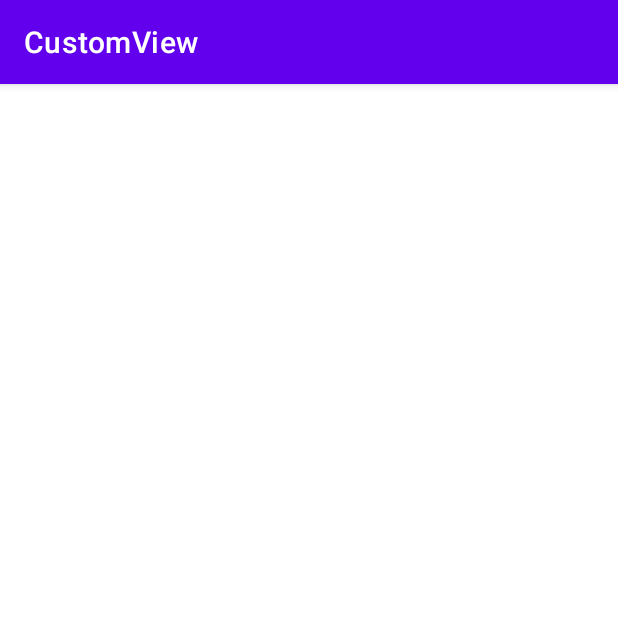
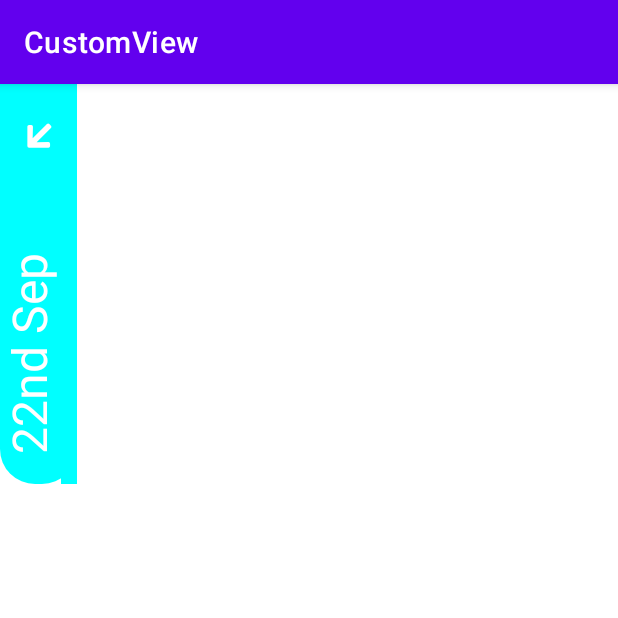
Before and after one commit to cybercoder-naj/ALMINDS-task, an Android app: the screen it shows after launch (MainActivity), on a phone screen of 412 x 824 dp, the top half of it. Run offline under Robolectric (Android 15) with nearby library versions, the phone set to English and light mode, and no system bars.

Commit message:
Rounded corner + part 1

```diff
--- a/app/build.gradle
+++ b/app/build.gradle
@@ -40,4 +40,7 @@ dependencies {
     testImplementation 'junit:junit:4.+'
     androidTestImplementation 'androidx.test.ext:junit:1.1.3'
     androidTestImplementation 'androidx.test.espresso:espresso-core:3.4.0'
+
+    implementation 'com.github.bumptech.glide:glide:4.12.0'
+    annotationProcessor 'com.github.bumptech.glide:compiler:4.12.0'
 }
--- a/app/src/main/java/com/nishant/customview/MainActivity.kt
+++ b/app/src/main/java/com/nishant/customview/MainActivity.kt
@@ -2,24 +2,17 @@ package com.nishant.customview
 
 import androidx.appcompat.app.AppCompatActivity
 import android.os.Bundle
+import android.view.ViewGroup
 import android.widget.Button
 import androidx.core.view.isVisible
-import com.nishant.customview.views.MyView
+import com.nishant.customview.views.PaymentCard
 
 class MainActivity : AppCompatActivity() {
     override fun onCreate(savedInstanceState: Bundle?) {
         super.onCreate(savedInstanceState)
-        setContentView(R.layout.activity_main)
-
-        val myView = findViewById<MyView>(R.id.my_view)
-        val btnClear = findViewById<Button>(R.id.btn_clear)
-
-        myView.onFinish = {
-            btnClear.isVisible = true
+        val paymentCard = PaymentCard(this).apply {
+            layoutParams = ViewGroup.LayoutParams(ViewGroup.LayoutParams.MATCH_PARENT, 400)
         }
-        btnClear.setOnClickListener {
-            myView.clearCanvas()
-            btnClear.isVisible = false
-        }
+        setContentView(paymentCard)
     }
 }
--- /dev/null
+++ b/app/src/main/java/com/nishant/customview/views/PaymentCard.kt
@@ -0,0 +1,68 @@
+package com.nishant.customview.views
+
+import android.content.Context
+import android.graphics.Canvas
+import android.graphics.Color
+import android.graphics.Paint
+import android.graphics.Paint.ANTI_ALIAS_FLAG
+import android.util.AttributeSet
+import android.view.View
+import androidx.core.content.res.ResourcesCompat
+import androidx.core.graphics.drawable.toBitmap
+import com.nishant.customview.R
+
+private const val TAG = "PaymentCard"
+
+class PaymentCard @JvmOverloads constructor(
+    ctx: Context,
+    attrs: AttributeSet? = null,
+    defStyleAttr: Int = 0,
+    defStyleRes: Int = 0
+) : View(ctx, attrs, defStyleAttr, defStyleRes) {
+
+    private val part1Paint = Paint(ANTI_ALIAS_FLAG).apply {
+        style = Paint.Style.FILL
+        color = Color.CYAN
+    }
+    private val diagonalArrow =
+        ResourcesCompat.getDrawable(resources, R.drawable.ic_diagonal_arrow, null)
+
+    private val dateTextPaint = Paint(ANTI_ALIAS_FLAG).apply {
+        style = Paint.Style.FILL
+        color = Color.WHITE
+        textSize = 48f
+    }
+
+
+    override fun onDraw(canvas: Canvas?) {
+        super.onDraw(canvas)
+        if (canvas == null)
+            return
+
+        drawPart1(canvas)
+        diagonalArrow?.toBitmap()?.let {
+            canvas.drawBitmap(it, (width / 36).toFloat(), 30f, null)
+        }
+
+        drawRotatedText(canvas)
+    }
+
+    private fun drawRotatedText(canvas: Canvas) {
+        canvas.rotate(-90f, (width / 36).toFloat(), (height - 30).toFloat())
+        canvas.translate(0f, (width / 20).toFloat())
+        canvas.drawText("22nd Sep", (width / 36).toFloat(), (height - 30).toFloat(), dateTextPaint)
+        canvas.translate(0f, -(width / 20).toFloat())
+        canvas.rotate(90f, (width / 36).toFloat(), (height - 30).toFloat())
+    }
+
+    private fun drawPart1(canvas: Canvas) {
+        with(canvas) {
+            drawRoundRect(0f, 0f, (width / 8).toFloat(), height.toFloat(), 35f, 35f, part1Paint)
+            drawRect(0f, 0f, (width / 8).toFloat(), (height / 2).toFloat(), part1Paint)
+            drawRect(
+                (width / 10).toFloat(), 0f,
+                (width / 8).toFloat(), height.toFloat(), part1Paint
+            )
+        }
+    }
+}
--- /dev/null
+++ b/app/src/main/res/drawable/ic_diagonal_arrow.xml
@@ -0,0 +1,9 @@
+<vector xmlns:android="http://schemas.android.com/apk/res/android"
+    android:width="29.276dp"
+    android:height="29.275dp"
+    android:viewportWidth="29.276"
+    android:viewportHeight="29.275">
+  <path
+      android:pathData="M22.0027,19.7842 L22.0034,21.2529a1.119,1.119 0,0 1,-1.1222 1.1222L8.0183,22.3786a1.119,1.119 90.0001,0 1,-1.1222 -1.1222L6.8982,8.3991a1.119,1.119 0,0 1,1.1222 -1.1222l1.4694,0a1.124,1.124 90,0 1,1.1215 1.1483L10.4239,16.1999l9.5106,-9.5106a1.121,1.121 0,0 1,1.5882 0L22.5818,7.7485a1.121,1.121 0,0 1,-0 1.5882L13.0713,18.8473L20.8551,18.662A1.116,1.116 90,0 1,22.0027 19.7842Z"
+      android:fillColor="#fff"/>
+</vector>
--- a/app/src/main/res/layout/activity_main.xml
+++ b/app/src/main/res/layout/activity_main.xml
@@ -6,25 +6,4 @@
     android:layout_height="match_parent"
     tools:context=".MainActivity">
 
-    <com.nishant.customview.views.MyView
-        android:id="@+id/my_view"
-        android:layout_width="match_parent"
-        android:layout_height="match_parent"
-        app:layout_constraintBottom_toBottomOf="parent"
-        app:layout_constraintLeft_toLeftOf="parent"
-        app:layout_constraintRight_toRightOf="parent"
-        app:layout_constraintTop_toTopOf="parent" />
-
-    <Button
-        android:id="@+id/btn_clear"
-        android:layout_width="wrap_content"
-        android:layout_height="wrap_content"
-        android:layout_marginBottom="16dp"
-        android:text="Clear Screen"
-        android:visibility="gone"
-        app:layout_constraintBottom_toBottomOf="parent"
-        app:layout_constraintLeft_toLeftOf="parent"
-        app:layout_constraintRight_toRightOf="parent"
-        tools:visibility="visible" />
-
 </androidx.constraintlayout.widget.ConstraintLayout>
--- a/app/src/main/res/values/colors.xml
+++ b/app/src/main/res/values/colors.xml
@@ -7,4 +7,9 @@
     <color name="teal_700">#FF018786</color>
     <color name="black">#FF000000</color>
     <color name="white">#FFFFFFFF</color>
+
+    <color name="cyan">#37D8CF</color>
+    <color name="lightGray">#8498AB</color>
+    <color name="textBlack">#243257</color>
+    <color name="colorDot">#839BB9</color>
 </resources>
```
Also changed, not shown: app/src/main/java/com/nishant/customview/views/MyView.kt (deleted, +0 -137 lines), app/src/main/res/drawable/ic_right_arrow.xml (added, +13 -0 lines).
